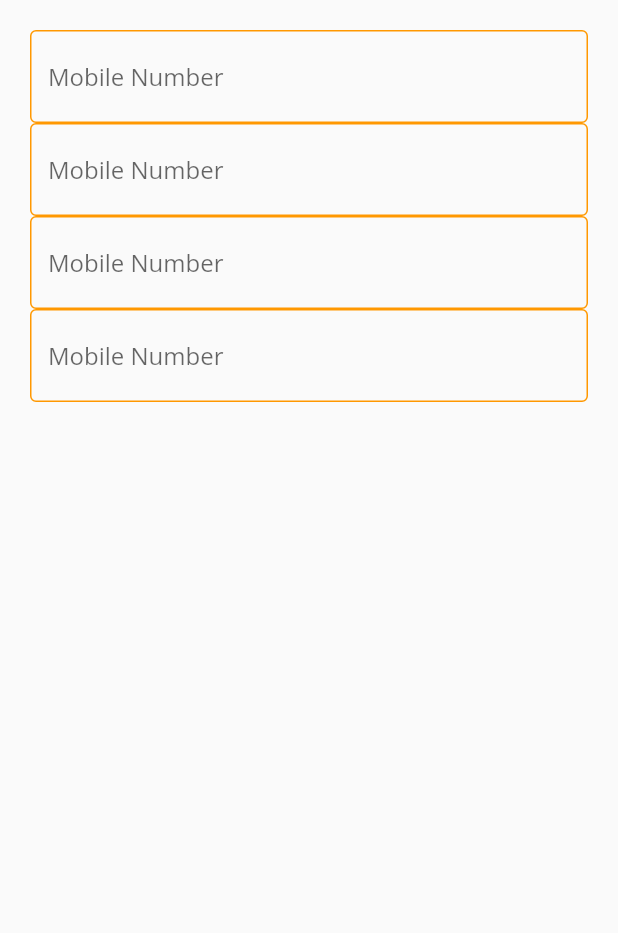
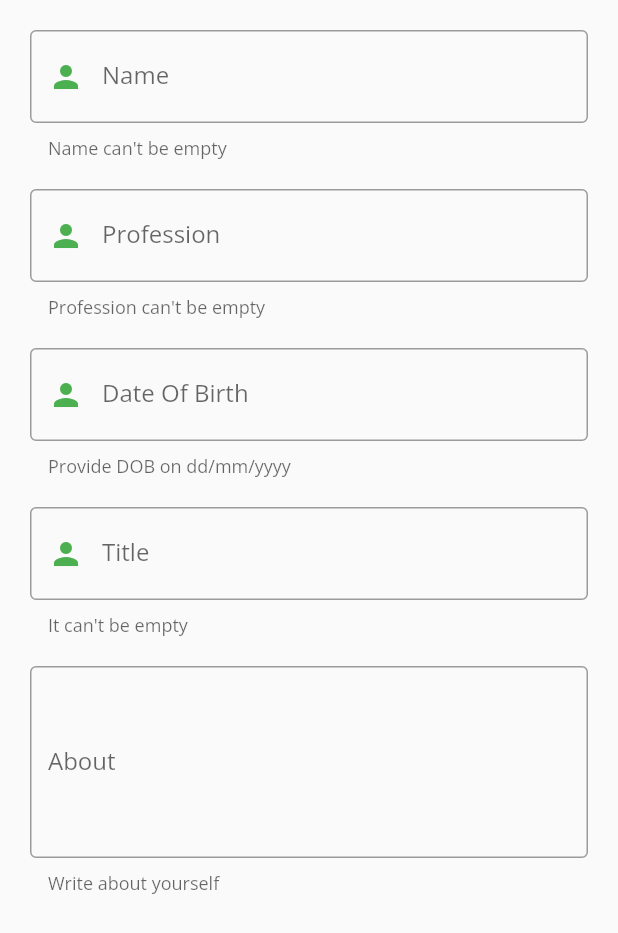
Before and after one commit to DevStack06/Flutter-Blog-App, a Flutter app: the CreatProfile screen opened directly, on a phone screen of 412 x 824 dp. Shown: the top 933 px of the screen. Run offline on Flutter 3.47's test engine with Material 2 defaults, Android fonts, the phone set to English and light mode, and no system bars; our stand-ins replace flutter_secure_storage, google_fonts, logger; missing offline and left inert: flutter_facebook_login; accounts and stored records are empty.

Commit message:
creat profile partially completed

```diff
--- a/lib/Profile/CreatProfile.dart
+++ b/lib/Profile/CreatProfile.dart
@@ -15,26 +15,140 @@ class _CreatProfileState extends State<CreatProfile> {
         padding: const EdgeInsets.symmetric(horizontal: 20, vertical: 20),
         child: ListView(
           children: <Widget>[
-            inputField(),
-            inputField(),
-            inputField(),
-            inputField(),
+            nameTextField(),
+            SizedBox(
+              height: 20,
+            ),
+            professionTextField(),
+            SizedBox(
+              height: 20,
+            ),
+            dobField(),
+            SizedBox(
+              height: 20,
+            ),
+            titleTextField(),
+            SizedBox(
+              height: 20,
+            ),
+            aboutTextField(),
+            SizedBox(
+              height: 20,
+            ),
           ],
         ),
       ),
     );
   }
 
-  Widget inputField() {
-    return TextField(
-      decoration: new InputDecoration(
+  Widget nameTextField() {
+    return TextFormField(
+      decoration: InputDecoration(
+        border: OutlineInputBorder(
+            borderSide: BorderSide(
+          color: Colors.teal,
+        )),
         focusedBorder: OutlineInputBorder(
-          borderSide: BorderSide(color: Colors.lightGreen, width: 2.0),
+            borderSide: BorderSide(
+          color: Colors.orange,
+          width: 2,
+        )),
+        prefixIcon: Icon(
+          Icons.person,
+          color: Colors.green,
         ),
-        enabledBorder: OutlineInputBorder(
-          borderSide: BorderSide(color: Colors.orange, width: 1.0),
+        labelText: "Name",
+        helperText: "Name can't be empty",
+        hintText: "Dev Stack",
+      ),
+    );
+  }
+
+  Widget professionTextField() {
+    return TextFormField(
+      decoration: InputDecoration(
+        border: OutlineInputBorder(
+            borderSide: BorderSide(
+          color: Colors.teal,
+        )),
+        focusedBorder: OutlineInputBorder(
+            borderSide: BorderSide(
+          color: Colors.orange,
+          width: 2,
+        )),
+        prefixIcon: Icon(
+          Icons.person,
+          color: Colors.green,
         ),
-        hintText: 'Mobile Number',
+        labelText: "Profession",
+        helperText: "Profession can't be empty",
+        hintText: "Full Stack Developer",
+      ),
+    );
+  }
+
+  Widget dobField() {
+    return TextFormField(
+      decoration: InputDecoration(
+        border: OutlineInputBorder(
+            borderSide: BorderSide(
+          color: Colors.teal,
+        )),
+        focusedBorder: OutlineInputBorder(
+            borderSide: BorderSide(
+          color: Colors.orange,
+          width: 2,
+        )),
+        prefixIcon: Icon(
+          Icons.person,
+          color: Colors.green,
+        ),
+        labelText: "Date Of Birth",
+        helperText: "Provide DOB on dd/mm/yyyy",
+        hintText: "01/01/2020",
+      ),
+    );
+  }
+
+  Widget titleTextField() {
+    return TextFormField(
+      decoration: InputDecoration(
+        border: OutlineInputBorder(
+            borderSide: BorderSide(
+          color: Colors.teal,
+        )),
+        focusedBorder: OutlineInputBorder(
+            borderSide: BorderSide(
+          color: Colors.orange,
+          width: 2,
+        )),
+        prefixIcon: Icon(
+          Icons.person,
+          color: Colors.green,
+        ),
+        labelText: "Title",
+        helperText: "It can't be empty",
+        hintText: "Flutter Developer",
+      ),
+    );
+  }
+
+  Widget aboutTextField() {
+    return TextFormField(
+      maxLines: 4,
+      decoration: InputDecoration(
+        border: OutlineInputBorder(
+            borderSide: BorderSide(
+          color: Colors.teal,
+        )),
+        focusedBorder: OutlineInputBorder(
+            borderSide: BorderSide(
+          color: Colors.orange,
+          width: 2,
+        )),
+        labelText: "About",
+        helperText: "Write about yourself",
+        hintText: "I am Dev Stack",
       ),
     );
   }
```
